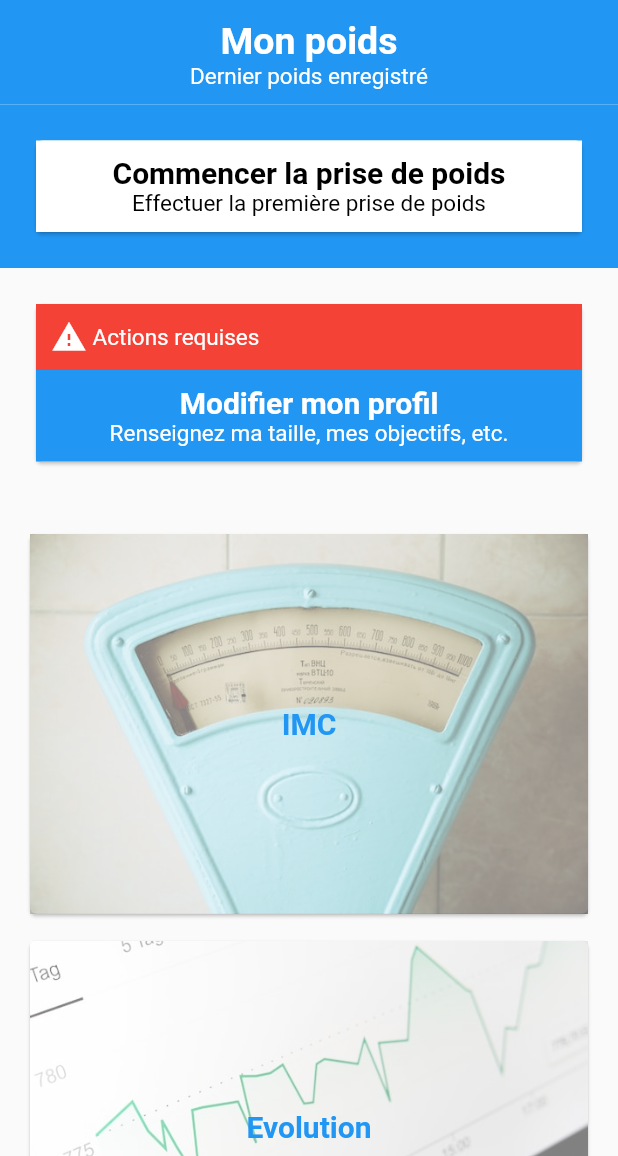
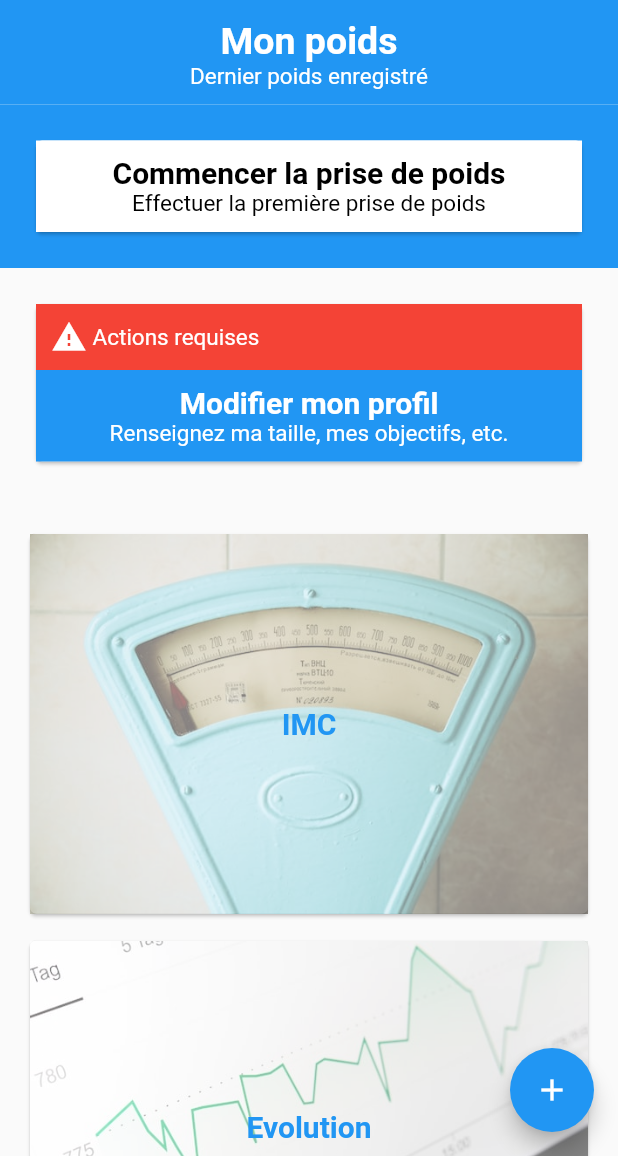
Before and after one commit to BalanceTonPoids/flutter, a Flutter app: the Home screen opened directly, on a phone screen of 412 x 824 dp, the part 80-1236 px from its top. Run offline on Flutter 3.47's test engine with Material 2 defaults, Android fonts, the phone set to English and light mode, and no system bars; our stand-ins replace adaptive_theme, flutter_secure_storage, flutter_spinkit, persistent_bottom_nav_bar, shared_preferences; accounts and stored records are empty; network calls fail.

Commit message:
🚧 on list scale data

```diff
--- a/lib/pages/home.dart
+++ b/lib/pages/home.dart
@@ -1,7 +1,14 @@
+import 'dart:convert';
+
+import 'package:balancetonpoids/models/scale_data.dart';
 import 'package:balancetonpoids/pages/modifier_profil.dart';
 import 'package:balancetonpoids/pages/profile.dart';
 import 'package:balancetonpoids/pages/weight.dart';
+import 'package:balancetonpoids/services/api_client.dart';
 import 'package:flutter/material.dart';
+import 'package:http/http.dart' as http;
+import 'package:shared_preferences/shared_preferences.dart';
+import '../models/user.dart';
 import '../utils/widgets.dart';
 
 class Home extends StatefulWidget {
@@ -12,12 +19,26 @@ class Home extends StatefulWidget {
 }
 
 class _HomeState extends State<Home> {
+  final Future<SharedPreferences> prefs = SharedPreferences.getInstance();
+  late Future<User> user;
+  late Future<String?> token;
+  late Future<String?> email;
+  late Future<String?> scale;
+  late Future<double?> weight;
+
+  @override
+  void initState() {
+    super.initState();
+    user = ApiClient(httpClient: http.Client()).getUserInfo();
+    scale = prefs.then((value) => value.getString('scale'));
+    scale.then((value) => print('scale : $value'));
+  }
+
   @override
   Widget build(BuildContext context) {
     return Scaffold(
-      appBar: appBar("Bienvenue", false, context),
-      body: Column(
-        children: [
+        appBar: appBar("Bienvenue", false, context),
+        body: Column(children: [
           titleSection("Mon poids", "Dernier poids enregistré"),
           GestureDetector(
             onTap: () {
@@ -31,15 +52,28 @@ class _HomeState extends State<Home> {
                 color: Colors.blue,
               ),
               padding: const EdgeInsets.all(20),
-              child: buttonCard("Commencer la prise de poids", "Effectuer la première prise de poids", Colors.white, false, context, const Weight()),
+              child: buttonCard(
+                  "Commencer la prise de poids",
+                  "Effectuer la première prise de poids",
+                  Colors.white,
+                  false,
+                  context,
+                  const Weight()),
             ),
           ),
           Container(
             padding: const EdgeInsets.all(20),
-            child: buttonCard("Modifier mon profil", "Renseignez ma taille, mes objectifs, etc.", Colors.blue, true, context, const EditProfilePage()),
+            child: buttonCard(
+                "Modifier mon profil",
+                "Renseignez ma taille, mes objectifs, etc.",
+                Colors.blue,
+                true,
+                context,
+                const EditProfilePage()),
           ),
           Padding(
-            padding: const EdgeInsets.only(top: 20, bottom: 20, left: 10, right: 10),
+            padding:
+                const EdgeInsets.only(top: 20, bottom: 20, left: 10, right: 10),
             child: Wrap(
               spacing: 10,
               runSpacing: 10,
@@ -50,8 +84,18 @@ class _HomeState extends State<Home> {
               ],
             ),
           )
-        ]
-      ),
-    );
+        ]),
+        floatingActionButton: FloatingActionButton(
+          onPressed: () async {
+            String scaleJson = await scale as String;
+            final List<ScaleData> data = ScaleData.decode(scaleJson);
+            final ScaleData? firstScaleData = data.first;
+            if (firstScaleData != null) {
+              print('IMC of the first scale data: ${firstScaleData.imc}');
+            }
+          },
+          backgroundColor: Colors.blue,
+          child: const Icon(Icons.add),
+        ));
   }
 }
```
